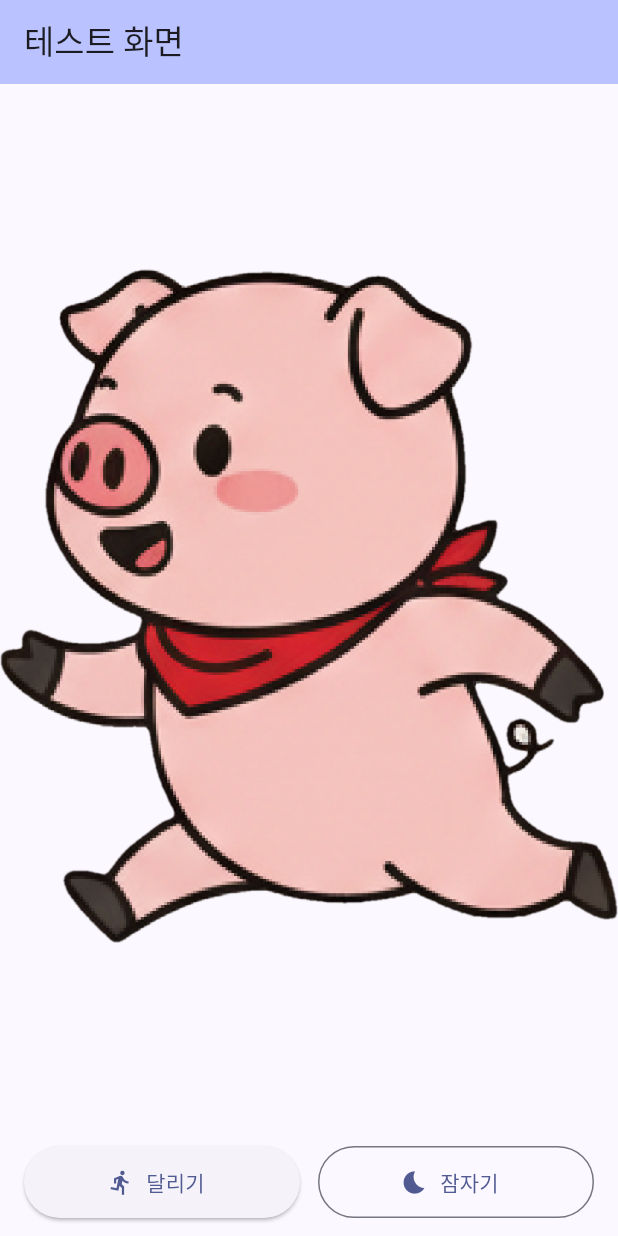
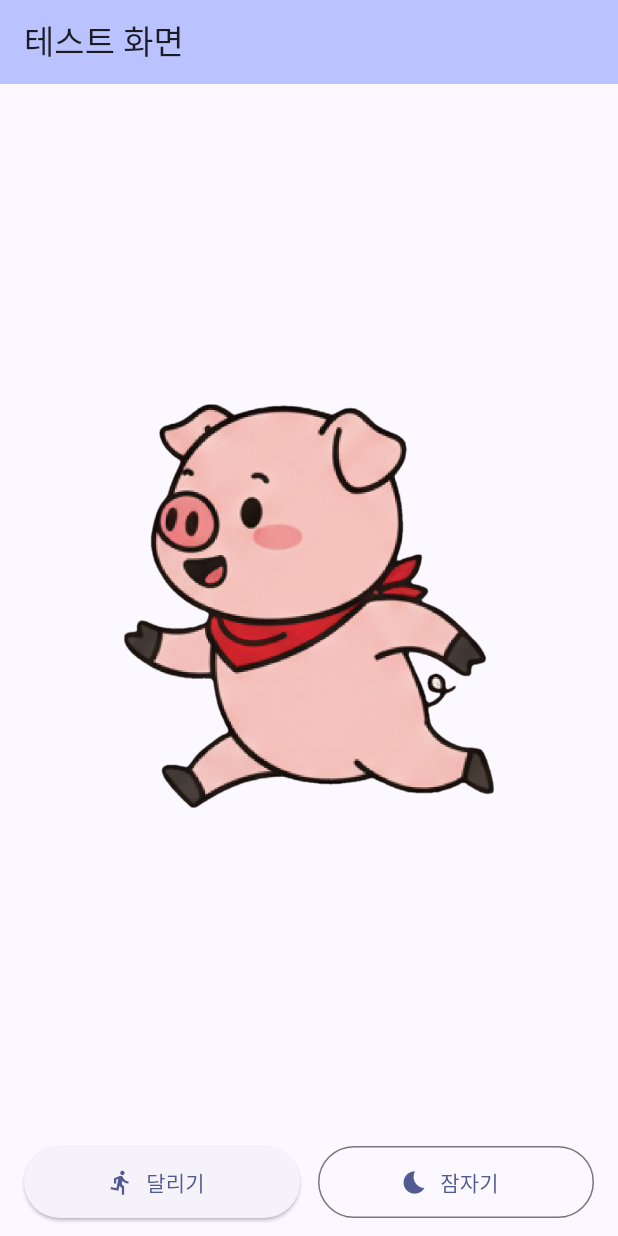
Before and after one commit to SonMyeongJin/Flutter_RunTungTung, a Flutter app: the screen it shows after launch, after a tap on "달리기", on a phone screen of 412 x 824 dp. Run offline on Flutter 3.47's test engine with Material 3 defaults, Android fonts, the light colour scheme and no system bars.

Commit message:
[Fix:] 이미지 프레임 조절, 이미지 사이즈 조절

```diff
--- a/lib/main.dart
+++ b/lib/main.dart
@@ -62,7 +62,7 @@ class _MyHomePageState extends State<MyHomePage> {
     _updateImage();
 
     _timer?.cancel();
-    _timer = Timer.periodic(const Duration(milliseconds: 300), (_) {
+  _timer = Timer.periodic(const Duration(milliseconds: 600), (_) {
       setState(() {
         _frame = (_frame + 1) % 2; // 0,1 반복
         _updateImage();
@@ -84,6 +84,10 @@ class _MyHomePageState extends State<MyHomePage> {
 
   @override
   Widget build(BuildContext context) {
+  // 기본 이미지 폭: 화면 가로의 60%, sleep2는 80%로 더 축소(= 0.48)
+  const double baseWidthFactor = 0.6;
+  final bool isSleep2 = (_mode == 'sleep' && _frame == 1);
+  final double widthFactor = isSleep2 ? baseWidthFactor * 0.8 : baseWidthFactor;
     return Scaffold(
       appBar: AppBar(
         backgroundColor: Theme.of(context).colorScheme.inversePrimary,
@@ -93,9 +97,12 @@ class _MyHomePageState extends State<MyHomePage> {
         children: [
           Expanded(
             child: Center(
-              child: Image.asset(
-                _currentImage,
-                fit: BoxFit.contain,
+              child: FractionallySizedBox(
+                widthFactor: widthFactor, // 기본 60%, sleep2는 48%
+                child: Image.asset(
+                  _currentImage,
+                  fit: BoxFit.contain,
+                ),
               ),
             ),
           ),
```
